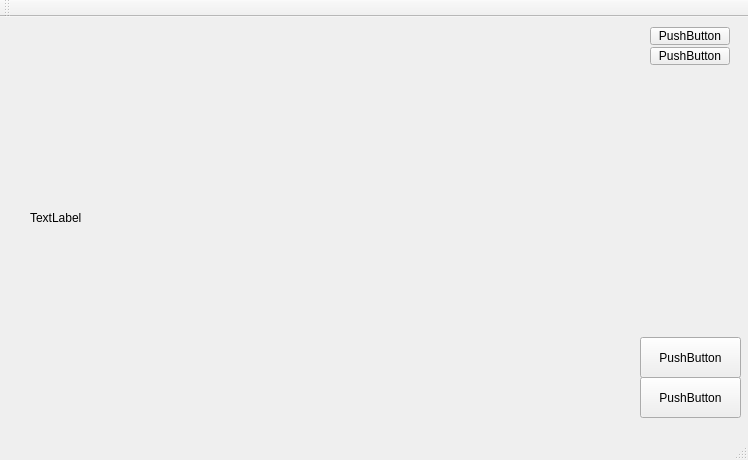
Above: tests.qt/tests_qt/app/mainwindow.ui from codex-tk/libcodex before the change. Below: the same form after it.
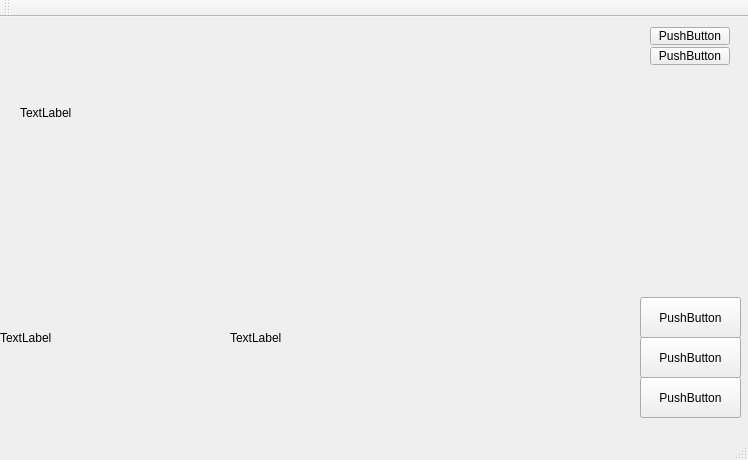
That is the form after the change.

```diff
--- a/tests.qt/tests_qt/app/mainwindow.ui
+++ b/tests.qt/tests_qt/app/mainwindow.ui
@@ -17,10 +17,10 @@
    <widget class="QLabel" name="label">
     <property name="geometry">
      <rect>
-      <x>30</x>
+      <x>20</x>
       <y>10</y>
-      <width>591</width>
-      <height>381</height>
+      <width>311</width>
+      <height>171</height>
      </rect>
     </property>
     <property name="text">
@@ -79,6 +79,45 @@
      <string>PushButton</string>
     </property>
    </widget>
+   <widget class="QPushButton" name="pushButton_5">
+    <property name="geometry">
+     <rect>
+      <x>640</x>
+      <y>280</y>
+      <width>101</width>
+      <height>41</height>
+     </rect>
+    </property>
+    <property name="text">
+     <string>PushButton</string>
+    </property>
+   </widget>
+   <widget class="QLabel" name="label_2">
+    <property name="geometry">
+     <rect>
+      <x>0</x>
+      <y>240</y>
+      <width>211</width>
+      <height>161</height>
+     </rect>
+    </property>
+    <property name="text">
+     <string>TextLabel</string>
+    </property>
+   </widget>
+   <widget class="QLabel" name="label_3">
+    <property name="geometry">
+     <rect>
+      <x>230</x>
+      <y>240</y>
+      <width>211</width>
+      <height>161</height>
+     </rect>
+    </property>
+    <property name="text">
+     <string>TextLabel</string>
+    </property>
+   </widget>
   </widget>
   <widget class="QMenuBar" name="menuBar">
    <property name="geometry">
```
